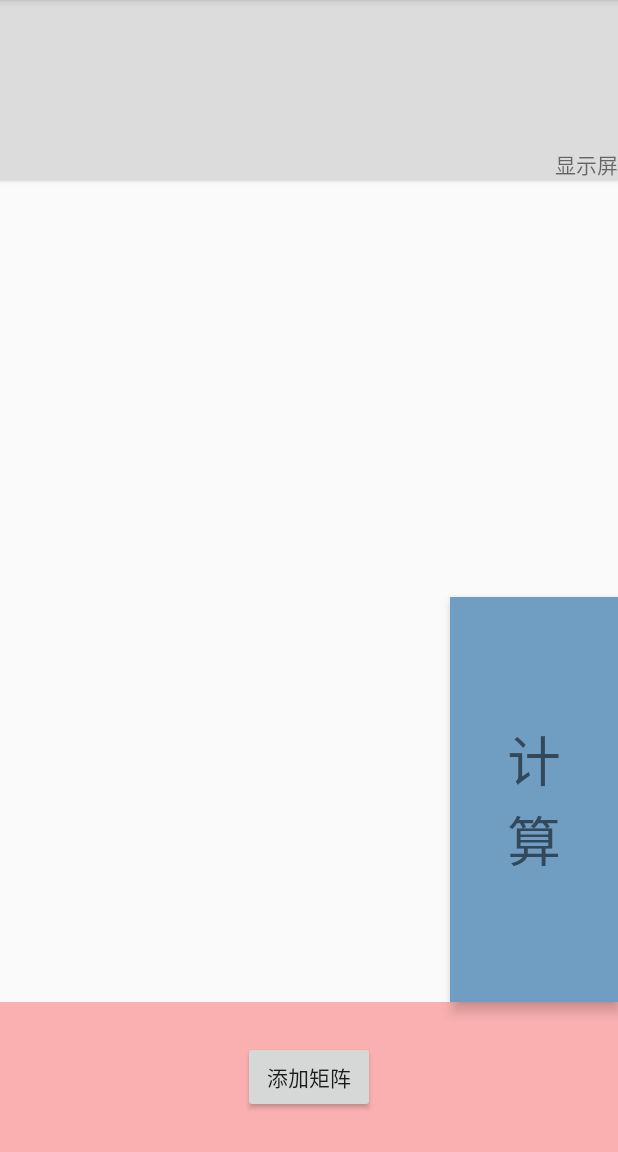
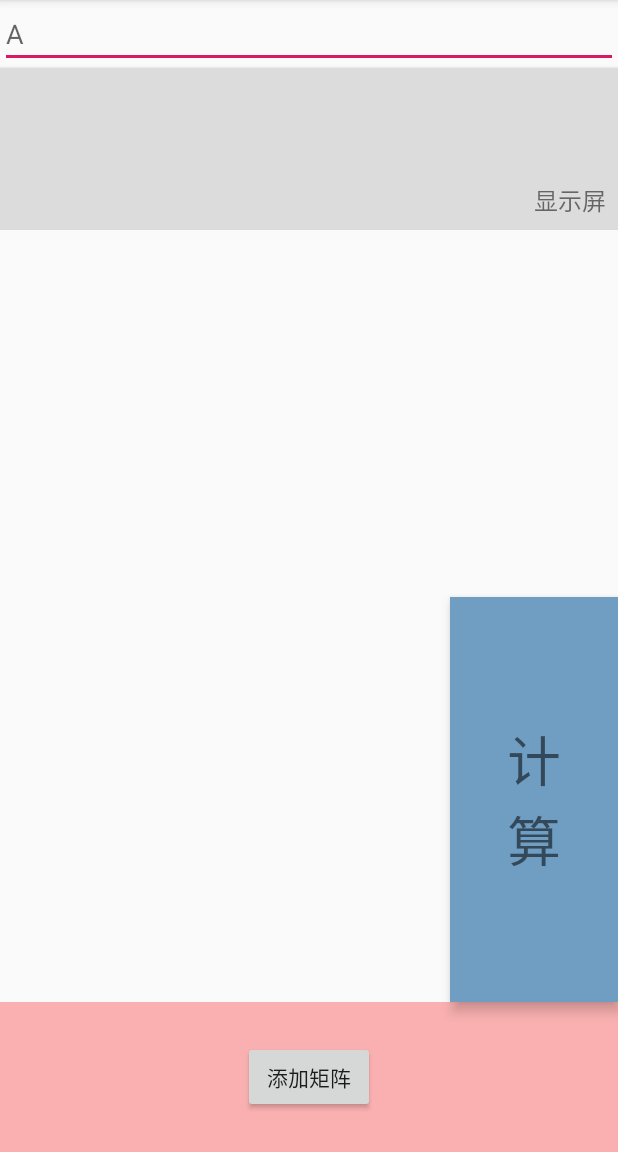
Before and after one commit to charming-c/SecretZone, an Android app: the MatrixToolActivity screen opened directly, with no data from a screen before it, on a phone screen of 412 x 824 dp, the part 84-1236 px from its top. Run offline under Robolectric (Android 15) with nearby library versions, the phone set to English and light mode, and no system bars.

Commit message:
完善Matrix

```diff
--- a/app/src/main/res/layout/activity_matrix_tool.xml
+++ b/app/src/main/res/layout/activity_matrix_tool.xml
@@ -5,19 +5,46 @@
     android:layout_width="match_parent"
     android:layout_height="match_parent"
     tools:context=".matrix.MatrixToolActivity">
-
-    <TextView
+    <LinearLayout
         android:id="@+id/matrix_display_1"
         android:layout_width="0dp"
-        android:layout_height="120dp"
-        android:background="#DCDCDC"
-        android:elevation="2dp"
-        android:gravity="bottom|end"
-        android:text="@string/matrix_display_1"
+        android:layout_height="wrap_content"
+        android:orientation="vertical"
         app:layout_constraintBottom_toTopOf="@+id/constraintLayout2"
         app:layout_constraintEnd_toEndOf="parent"
         app:layout_constraintStart_toStartOf="parent"
-        app:layout_constraintTop_toTopOf="parent" />
+        app:layout_constraintTop_toTopOf="parent">
+
+        <EditText
+            android:id="@+id/matrix_display_input_1"
+            android:layout_width="match_parent"
+            android:layout_height="wrap_content"
+            android:autofillHints="false"
+            android:digits="(). abcdefghijklmnopqrstuvwxyzABCDEFGHIJKLMNOPQRSTUVWXYZ+-*×"
+            android:gravity="center_vertical|start"
+            android:hint="@string/A"
+            android:inputType="text"
+            android:singleLine="true" />
+
+        <TextView
+            android:id="@+id/matrix_display_text_1"
+            android:layout_width="match_parent"
+            android:layout_height="wrap_content"
+            android:background="#DCDCDC"
+            android:elevation="2dp"
+            android:fontFamily="sans-serif-condensed"
+            android:gravity="bottom|end"
+            android:maxHeight="216dp"
+            android:minHeight="108dp"
+            android:padding="8dp"
+            android:text="@string/matrix_display_1"
+            android:textSize="16sp"
+            app:layout_constraintBottom_toTopOf="@+id/constraintLayout2"
+            app:layout_constraintEnd_toEndOf="parent"
+            app:layout_constraintStart_toStartOf="parent"
+            app:layout_constraintTop_toTopOf="parent" />
+    </LinearLayout>
+
 
     <androidx.constraintlayout.widget.ConstraintLayout
         android:id="@+id/constraintLayout"
@@ -70,11 +97,14 @@
         android:gravity="center"
         android:onClick="calc"
         android:text="@string/matrix_calculate_1"
+        android:foreground="?attr/selectableItemBackground"
         android:textSize="36sp"
         app:layout_constraintBottom_toTopOf="@+id/constraintLayout"
         app:layout_constraintEnd_toEndOf="parent"
         app:layout_constraintStart_toEndOf="@+id/activity_matrix_tool_recyclerview_1"
-        app:layout_constraintTop_toBottomOf="@+id/constraintLayout2" />
+        app:layout_constraintTop_toBottomOf="@+id/constraintLayout2"
+        tools:targetApi="m"
+        tools:ignore="UnusedAttribute" />
 
 
 
--- a/app/src/main/res/layout/activity_matrix_tool_dialog.xml
+++ b/app/src/main/res/layout/activity_matrix_tool_dialog.xml
@@ -92,7 +92,7 @@
                 android:layout_gravity="start|top"
                 android:layout_weight="1"
                 android:autofillHints="false"
-                android:digits="0123456789\n "
+                android:digits="0123456789\n ."
                 android:ems="10"
                 android:hint="@string/edit_text_tip_2"
                 android:inputType="textMultiLine"
--- a/app/src/main/res/values/colors.xml
+++ b/app/src/main/res/values/colors.xml
@@ -3,4 +3,5 @@
     <color name="colorPrimary">#008577</color>
     <color name="colorPrimaryDark">#00574B</color>
     <color name="colorAccent">#D81B60</color>
+    <color name="blue">#2196F3</color>
 </resources>
--- a/app/src/main/res/values/strings.xml
+++ b/app/src/main/res/values/strings.xml
@@ -10,4 +10,5 @@
     <string name="edit_text_tip_2">(数字间用空格隔开,每行后回车)</string>
     <string name="confirm">确定</string>
     <string name="cancel">取消</string>
+    <string name="A">A</string>
 </resources>
```
Also changed, not shown: app/src/main/java/com/example/screctzone/cyan/_1/math/Matrix.java (+21 -1 lines), app/src/main/java/com/example/screctzone/matrix/MatrixToolActivity.java (+81 -52 lines), app/src/main/res/layout/matrix_item_view.xml (+9 -5 lines).
